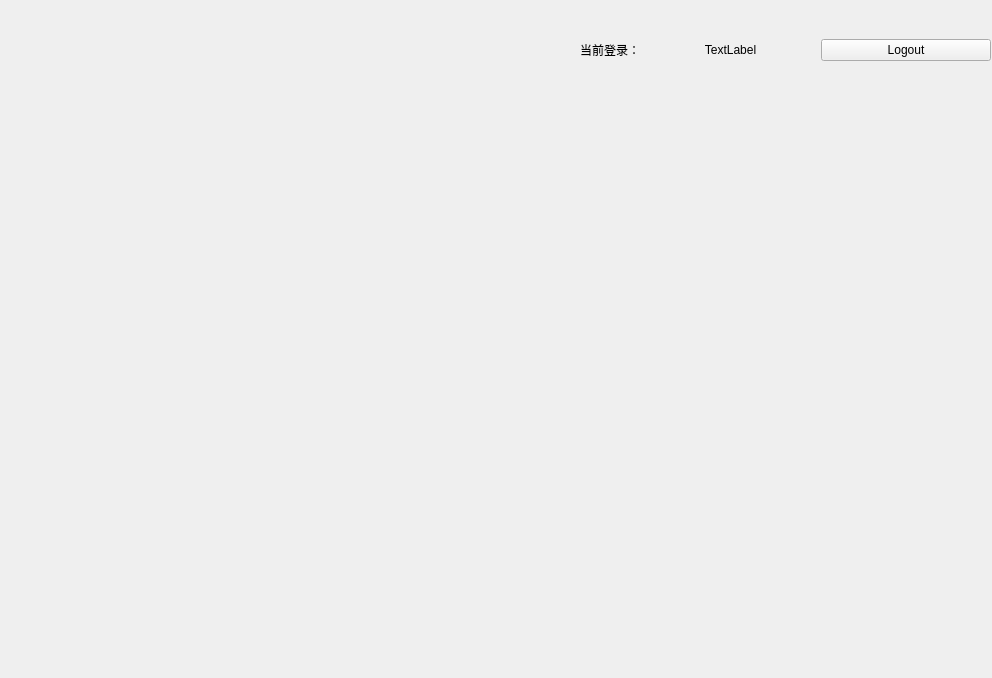
Before: the Qt Designer form UI_Part/SQL_UI/Student_Windows.ui in LouSF/SQL_Class, drawn with Qt 5.
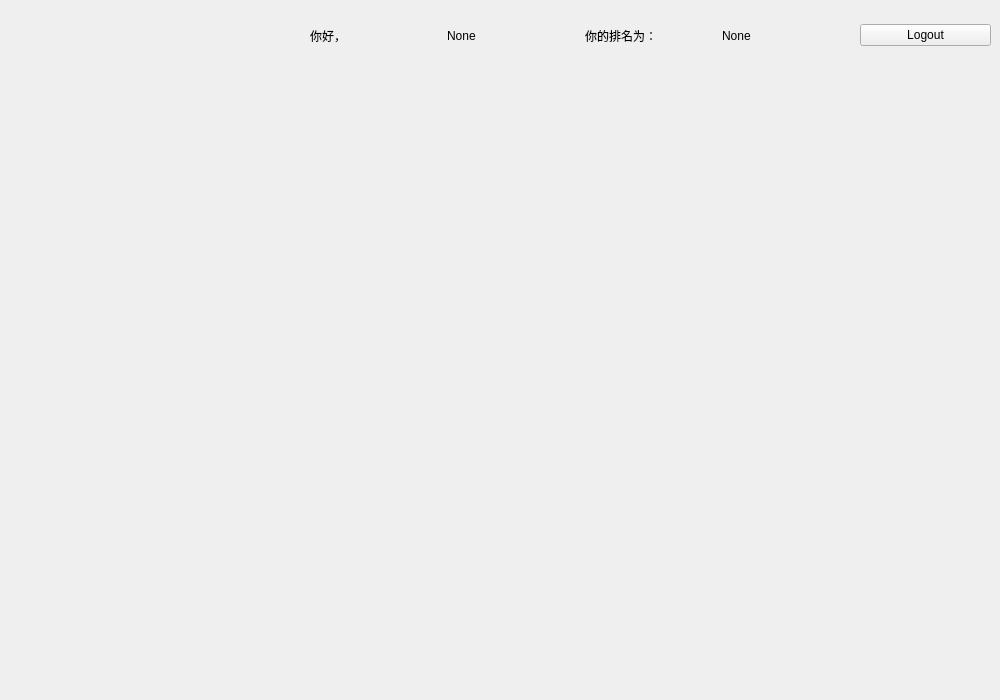
After: the same form once the commit is applied. Icons and pictures are not drawn.

What changed in the file:
```diff
--- a/UI_Part/SQL_UI/Student_Windows.ui
+++ b/UI_Part/SQL_UI/Student_Windows.ui
@@ -6,8 +6,8 @@
    <rect>
     <x>0</x>
     <y>0</y>
-    <width>992</width>
-    <height>678</height>
+    <width>1000</width>
+    <height>700</height>
    </rect>
   </property>
   <property name="windowTitle">
@@ -16,30 +16,38 @@
   <widget class="QWidget" name="horizontalLayoutWidget">
    <property name="geometry">
     <rect>
-     <x>470</x>
+     <x>310</x>
      <y>10</y>
-     <width>521</width>
-     <height>80</height>
+     <width>681</width>
+     <height>51</height>
     </rect>
    </property>
    <layout class="QHBoxLayout" name="horizontalLayout">
     <item>
      <widget class="QLabel" name="label">
       <property name="text">
-       <string>当前登录：</string>
+       <string>你好，</string>
       </property>
-      <property name="alignment">
-       <set>Qt::AlignRight|Qt::AlignTrailing|Qt::AlignVCenter</set>
+     </widget>
+    </item>
+    <item>
+     <widget class="QLabel" name="UserName_label">
+      <property name="text">
+       <string>None</string>
       </property>
      </widget>
     </item>
     <item>
      <widget class="QLabel" name="User_Label">
       <property name="text">
-       <string>TextLabel</string>
+       <string>你的排名为：</string>
       </property>
-      <property name="alignment">
-       <set>Qt::AlignCenter</set>
+     </widget>
+    </item>
+    <item>
+     <widget class="QLabel" name="Rank_label">
+      <property name="text">
+       <string>None</string>
       </property>
      </widget>
     </item>
```
Left out of the diff: 29 changed lines with no effect on the pictures.
